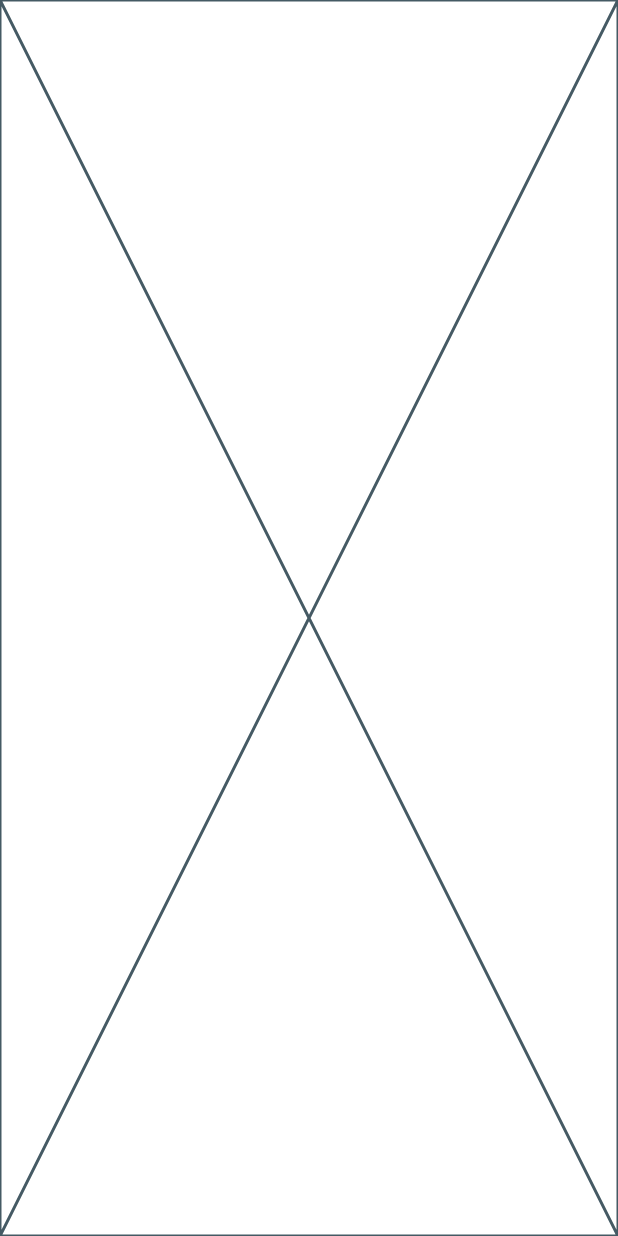
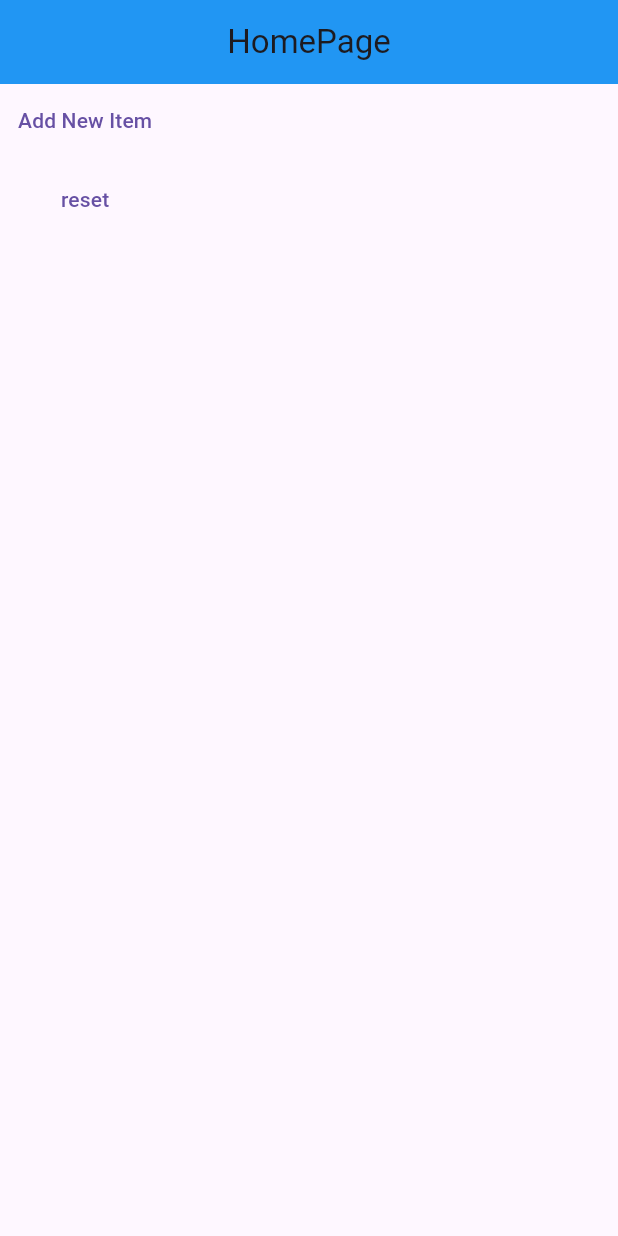
Before and after one commit to Marach8/FlutterStateManagementPracticeProject_Providers, a Flutter app: the screen it shows after launch, on a phone screen of 412 x 824 dp. Run offline on Flutter 3.47's test engine with Material 3 defaults, Android fonts, the light colour scheme and no system bars; our stand-ins replace gap.

Commit message:
Made few changes

```diff
--- a/providers_practice/lib/main.dart
+++ b/providers_practice/lib/main.dart
@@ -1,4 +1,8 @@
+import 'dart:collection';
+
 import 'package:flutter/material.dart';
+import 'package:gap/gap.dart';
+import 'package:provider/provider.dart';
 import 'package:uuid/uuid.dart';
 
 void main() {
@@ -10,12 +14,18 @@ class MyApp extends StatelessWidget {
 
   @override
   Widget build(BuildContext context) {
-    return MaterialApp(
-      debugShowCheckedModeBanner: false,
-      theme: ThemeData(
-        appBarTheme: const AppBarTheme(backgroundColor: Colors.blue)
+    return ChangeNotifierProvider(
+      create: (_) => MarachItemProvider(),
+      child: MaterialApp(
+        debugShowCheckedModeBanner: false,
+        theme: ThemeData(
+          appBarTheme: const AppBarTheme(backgroundColor: Colors.blue)
+        ),
+        home: const HomePage(),
+        routes: {
+          '/addItemRoute': (context) => const MaterialApp()
+        }
       ),
-      home: const HomePage()
     );
   }
 }
@@ -25,22 +35,71 @@ class HomePage extends StatelessWidget {
 
   @override
   Widget build(BuildContext context) {
-    return const Placeholder();
+    return Scaffold(
+      appBar: AppBar(title: const Text('HomePage'), centerTitle: true),
+      body: Column(
+        children: [
+          TextButton(
+            onPressed: (){Navigator.of(context).pushNamed('/addItemRoute');},
+            child: const Text('Add New Item')
+          ),
+          const Gap(5),
+          TextButton(
+            onPressed: (){context.read<MarachItemProvider>().reset();},
+            child: const Text('reset')
+          )
+        ],
+      )
+    );
   }
 }
 
 
 
-class Marach extends Object{
+class MarachItem extends Object{
   bool isActive; final String name; String uuid;
-  Marach({required this.isActive, required this.name}): uuid = const Uuid().v4();
+  MarachItem({required this.isActive, required this.name}): uuid = const Uuid().v4();
 
   void activate() => isActive = true;
 
   @override
-  bool operator ==(covariant Marach other) => uuid == other.uuid;
+  bool operator ==(covariant MarachItem other) => uuid == other.uuid;
 
   @override
   int get hashCode => uuid.hashCode;
 
+  String get title => name + (isActive? ' > ' : '');
 }
+
+
+
+class MarachItemProvider extends ChangeNotifier{
+  final List<MarachItem> _marachItems = [];
+  UnmodifiableListView<MarachItem> get marachItems => UnmodifiableListView(_marachItems);
+
+  void addItem(MarachItem marachItem) {
+    for (final item in _marachItems){item.activate();}
+    _marachItems.add(marachItem); notifyListeners();
+  }
+
+  void reset(){_marachItems.clear(); notifyListeners();}
+}
+
+
+
+class MarachItemsWidget extends StatelessWidget {
+  final UnmodifiableListView<MarachItem> marachItem;
+  const MarachItemsWidget({required this.marachItem, super.key});
+
+  @override
+  Widget build(BuildContext context) {
+    return Wrap(
+      children: marachItem.map((item){
+        return Text(
+          item.title,
+          style: TextStyle(color: item.isActive ? Colors.blue: Colors.black)
+        );
+      }).toList(),
+    );
+  }
+}
```
